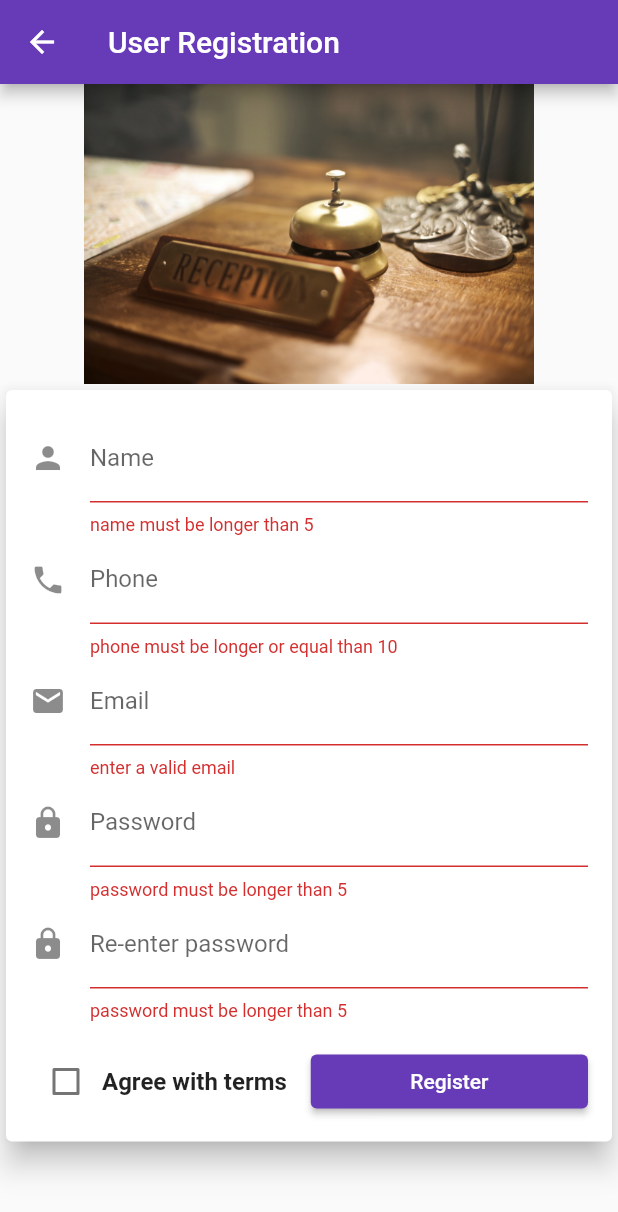
After one commit to KorJunXiang/FlutterWorkspace_A222, a Flutter app: the RegistrationScreen screen opened directly, after a tap on "Register", on a phone screen of 412 x 824 dp. The commit adds this screen. Shown: the top 1212 px of the screen. Run offline on Flutter 3.47's test engine with Material 2 defaults, Android fonts, the phone set to English and light mode, and no system bars.

Commit message:
registration screen

```diff
--- a/mynelayan/lib/screens/buyertabscreen.dart
+++ b/mynelayan/lib/screens/buyertabscreen.dart
@@ -1,6 +1,4 @@
 import 'package:flutter/material.dart';
-import 'package:flutter/src/widgets/framework.dart';
-import 'package:flutter/src/widgets/placeholder.dart';
 
 class BuyerTabScreen extends StatefulWidget {
   const BuyerTabScreen({super.key});
@@ -26,7 +24,6 @@ class _BuyerTabScreenState extends State<BuyerTabScreen> {
 
   @override
   Widget build(BuildContext context) {
-    return Center(
-      child: Text(maintitle));
+    return Center(child: Text(maintitle));
   }
 }
--- /dev/null
+++ b/mynelayan/lib/screens/loginscreen.dart
@@ -0,0 +1,18 @@
+import 'package:flutter/material.dart';
+
+class LoginScreen extends StatefulWidget {
+  const LoginScreen({super.key});
+
+  @override
+  State<LoginScreen> createState() => _LoginScreenState();
+}
+
+class _LoginScreenState extends State<LoginScreen> {
+  @override
+  Widget build(BuildContext context) {
+    return Scaffold(
+      appBar: AppBar(title: const Text('Login'),),
+      body: SingleChildScrollView(),
+    );
+  }
+}
--- a/mynelayan/lib/screens/mainscreen.dart
+++ b/mynelayan/lib/screens/mainscreen.dart
@@ -20,10 +20,10 @@ class _MainScreenState extends State<MainScreen> {
   void initState() {
     super.initState();
     tabchildren = [
-      BuyerTabScreen(),
-      SellerTabScreen(),
-      ProfileTabScreen(),
-      NewsTabScreen(),
+      const BuyerTabScreen(),
+      const SellerTabScreen(),
+      const ProfileTabScreen(),
+      const NewsTabScreen(),
     ];
   }
 
--- a/mynelayan/lib/screens/newstabscreen.dart
+++ b/mynelayan/lib/screens/newstabscreen.dart
@@ -1,6 +1,4 @@
 import 'package:flutter/material.dart';
-import 'package:flutter/src/widgets/framework.dart';
-import 'package:flutter/src/widgets/placeholder.dart';
 
 class NewsTabScreen extends StatefulWidget {
   const NewsTabScreen({super.key});
--- a/mynelayan/lib/screens/profiletabscreen.dart
+++ b/mynelayan/lib/screens/profiletabscreen.dart
@@ -1,6 +1,5 @@
 import 'package:flutter/material.dart';
-import 'package:flutter/src/widgets/framework.dart';
-import 'package:flutter/src/widgets/placeholder.dart';
+import 'package:mynelayan/screens/registrationscreen.dart';
 
 class ProfileTabScreen extends StatefulWidget {
   const ProfileTabScreen({super.key});
@@ -27,6 +26,18 @@ class _ProfileTabScreenState extends State<ProfileTabScreen> {
   @override
   Widget build(BuildContext context) {
     return Center(
-      child: Text(maintitle));
+        child: Column(
+      children: [
+        ElevatedButton(onPressed: () {}, child: const Text('Login')),
+        ElevatedButton(
+            onPressed: () {
+              Navigator.push(
+                  context,
+                  MaterialPageRoute(
+                      builder: (content) => const RegistrationScreen()));
+            },
+            child: const Text('Registration'))
+      ],
+    ));
   }
 }
--- /dev/null
+++ b/mynelayan/lib/screens/registrationscreen.dart
@@ -0,0 +1,233 @@
+import 'package:flutter/material.dart';
+import 'package:http/http.dart' as http;
+
+class RegistrationScreen extends StatefulWidget {
+  const RegistrationScreen({super.key});
+
+  @override
+  State<RegistrationScreen> createState() => _RegistrationScreenState();
+}
+
+class _RegistrationScreenState extends State<RegistrationScreen> {
+  final TextEditingController _nameEditingController = TextEditingController();
+  final TextEditingController _phoneEditingController = TextEditingController();
+  final TextEditingController _emailEditingController = TextEditingController();
+  final TextEditingController _pass1EditingController = TextEditingController();
+  final TextEditingController _pass2EditingController = TextEditingController();
+  bool _isChecked = false;
+  final _formkey = GlobalKey<FormState>();
+
+  @override
+  Widget build(BuildContext context) {
+    return Scaffold(
+      appBar: AppBar(
+        title: const Text('User Registration'),
+      ),
+      body: SingleChildScrollView(
+        child: Column(
+          children: [
+            SizedBox(
+              height: 200,
+              child: Image.asset(
+                'assets/images/register.jpg',
+                fit: BoxFit.cover,
+              ),
+            ),
+            Card(
+              elevation: 8,
+              child: Container(
+                margin: const EdgeInsets.all(16),
+                child: Column(
+                  children: [
+                    Form(
+                        key: _formkey,
+                        child: Column(
+                          children: [
+                            TextFormField(
+                              controller: _nameEditingController,
+                              validator: (val) =>
+                                  val!.isEmpty || (val.length < 5)
+                                      ? 'name must be longer than 5'
+                                      : null,
+                              keyboardType: TextInputType.text,
+                              decoration: const InputDecoration(
+                                  labelText: 'Name',
+                                  labelStyle: TextStyle(),
+                                  icon: Icon(Icons.person),
+                                  focusedBorder: OutlineInputBorder(
+                                      borderSide: BorderSide(width: 2))),
+                            ),
+                            TextFormField(
+                              controller: _phoneEditingController,
+                              validator: (val) =>
+                                  val!.isEmpty || (val.length < 10)
+                                      ? 'phone must be longer or equal than 10'
+                                      : null,
+                              keyboardType: TextInputType.phone,
+                              decoration: const InputDecoration(
+                                  labelText: 'Phone',
+                                  labelStyle: TextStyle(),
+                                  icon: Icon(Icons.phone),
+                                  focusedBorder: OutlineInputBorder(
+                                      borderSide: BorderSide(width: 2))),
+                            ),
+                            TextFormField(
+                              controller: _emailEditingController,
+                              validator: (val) => val!.isEmpty ||
+                                      !val.contains("@") ||
+                                      !val.contains(".")
+                                  ? "enter a valid email"
+                                  : null,
+                              keyboardType: TextInputType.text,
+                              decoration: const InputDecoration(
+                                  labelText: 'Email',
+                                  labelStyle: TextStyle(),
+                                  icon: Icon(Icons.email),
+                                  focusedBorder: OutlineInputBorder(
+                                      borderSide: BorderSide(width: 2))),
+                            ),
+                            TextFormField(
+                              controller: _pass1EditingController,
+                              validator: (val) =>
+                                  val!.isEmpty || (val.length < 5)
+                                      ? "password must be longer than 5"
+                                      : null,
+                              obscureText: true,
+                              keyboardType: TextInputType.text,
+                              decoration: const InputDecoration(
+                                  labelText: 'Password',
+                                  labelStyle: TextStyle(),
+                                  icon: Icon(Icons.lock),
+                                  focusedBorder: OutlineInputBorder(
+                                      borderSide: BorderSide(width: 2))),
+                            ),
+                            TextFormField(
+                              controller: _pass2EditingController,
+                              validator: (val) =>
+                                  val!.isEmpty || (val.length < 5)
+                                      ? "password must be longer than 5"
+                                      : null,
+                              obscureText: true,
+                              keyboardType: TextInputType.text,
+                              decoration: const InputDecoration(
+                                  labelText: 'Re-enter password',
+                                  labelStyle: TextStyle(),
+                                  icon: Icon(Icons.lock),
+                                  focusedBorder: OutlineInputBorder(
+                                      borderSide: BorderSide(width: 2))),
+                            ),
+                            const SizedBox(
+                              height: 16,
+                            ),
+                            Row(
+                              children: [
+                                Checkbox(
+                                  value: _isChecked,
+                                  onChanged: (bool? value) {
+                                    setState(() {
+                                      _isChecked = value!;
+                                    });
+                                  },
+                                ),
+                                GestureDetector(
+                                  onTap: null,
+                                  child: const Text('Agree with terms',
+                                      style: TextStyle(
+                                        fontSize: 16,
+                                        fontWeight: FontWeight.bold,
+                                      )),
+                                ),
+                                const SizedBox(
+                                  width: 16,
+                                ),
+                                Expanded(
+                                    child: ElevatedButton(
+                                        onPressed: onRegisterDialog,
+                                        child: const Text('Register')))
+                              ],
+                            ),
+                          ],
+                        ))
+                  ],
+                ),
+              ),
+            )
+          ],
+        ),
+      ),
+    );
+  }
+
+  void onRegisterDialog() {
+    if (!_formkey.currentState!.validate()) {
+      print('Invalid');
+      return;
+    }
+    if (!_isChecked) {
+      ScaffoldMessenger.of(context).showSnackBar(const SnackBar(
+          content: Text('Please agree with the terms and conditions')));
+      return;
+    }
+    String pass1 = _pass1EditingController.text;
+    String pass2 = _pass2EditingController.text;
+    if (pass1 != pass2) {
+      ScaffoldMessenger.of(context)
+          .showSnackBar(const SnackBar(content: Text('Check your password')));
+      return;
+    }
+    showDialog(
+      context: context,
+      builder: (BuildContext context) {
+        return AlertDialog(
+          shape: const RoundedRectangleBorder(
+              borderRadius: BorderRadius.all(Radius.circular(20.0))),
+          title: const Text(
+            "Register new account?",
+            style: TextStyle(),
+          ),
+          content: const Text("Are you sure?", style: TextStyle()),
+          actions: <Widget>[
+            TextButton(
+              child: const Text(
+                "Yes",
+                style: TextStyle(),
+              ),
+              onPressed: () {
+                Navigator.of(context).pop();
+                registerUser();
+              },
+            ),
+            TextButton(
+              child: const Text(
+                "No",
+                style: TextStyle(),
+              ),
+              onPressed: () {
+                Navigator.of(context).pop();
+              },
+            ),
+          ],
+        );
+      },
+    );
+  }
+
+  void registerUser() {
+    String name = _nameEditingController.text;
+    String email = _emailEditingController.text;
+    String phone = _phoneEditingController.text;
+    String pass1 = _pass1EditingController.text;
+    http.post(Uri.parse('http://10.19.79.224/mynelayan/php/register_user.php'),
+        body: {
+          "name": name,
+          "phone": phone,
+          "email": email,
+          "password": pass1
+        }).then((response) {
+      print(response.body);
+      // if(response.statusCode == 200){
+
+      // }
+    });
+  }
+}
--- a/mynelayan/lib/screens/sellertabscreen.dart
+++ b/mynelayan/lib/screens/sellertabscreen.dart
@@ -1,6 +1,4 @@
 import 'package:flutter/material.dart';
-import 'package:flutter/src/widgets/framework.dart';
-import 'package:flutter/src/widgets/placeholder.dart';
 
 class SellerTabScreen extends StatefulWidget {
   const SellerTabScreen({super.key});
@@ -26,7 +24,6 @@ class _SellerTabScreenState extends State<SellerTabScreen> {
 
   @override
   Widget build(BuildContext context) {
-    return Center(
-      child: Text(maintitle));
+    return Center(child: Text(maintitle));
   }
 }
--- a/mynelayan/lib/splashscreen.dart
+++ b/mynelayan/lib/splashscreen.dart
@@ -1,6 +1,5 @@
 import 'dart:async';
 import 'package:flutter/material.dart';
-import 'package:mynelayan/screens/buyertabscreen.dart';
 import 'package:mynelayan/screens/mainscreen.dart';
 
 class SplashScreen extends StatefulWidget {
--- a/mynelayan/pubspec.yaml
+++ b/mynelayan/pubspec.yaml
@@ -35,6 +35,7 @@ dependencies:
   # The following adds the Cupertino Icons font to your application.
   # Use with the CupertinoIcons class for iOS style icons.
   cupertino_icons: ^1.0.2
+  http: ^0.13.6
 
 dev_dependencies:
   flutter_test:
```
Also changed, not shown: mynelayan/assets/images/register.jpg (added), mynelayan/pubspec.lock, 1 other file.
